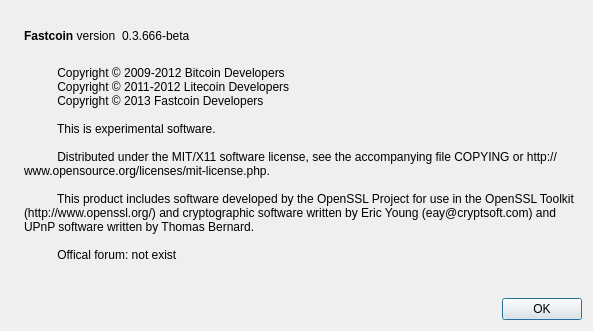
First picture: the form in src/qt/forms/aboutdialog.ui, repository richcoin/richcoin, before the edit.
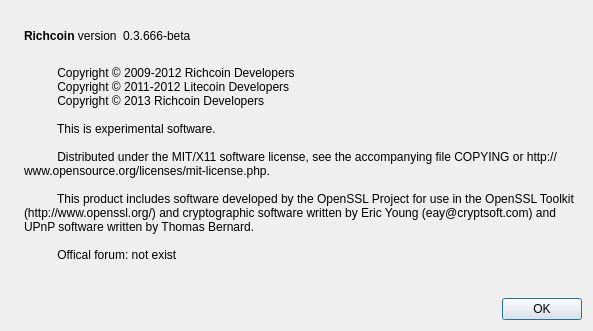
Second picture: the form after the edit. Icons and pictures are not drawn.

Commit message: richcoin create

What changed in the file:
```diff
--- a/src/qt/forms/aboutdialog.ui
+++ b/src/qt/forms/aboutdialog.ui
@@ -50,7 +50,7 @@
           <cursorShape>IBeamCursor</cursorShape>
          </property>
          <property name="text">
-          <string>&lt;b&gt;Fastcoin&lt;/b&gt; version</string>
+          <string>&lt;b&gt;Richcoin&lt;/b&gt; version</string>
          </property>
          <property name="textInteractionFlags">
           <set>Qt::LinksAccessibleByMouse|Qt::TextSelectableByKeyboard|Qt::TextSelectableByMouse</set>
@@ -95,9 +95,9 @@
        </property>
        <property name="text">
         <string>
-          Copyright © 2009-2012 Bitcoin Developers
+          Copyright © 2009-2012 Richcoin Developers
           Copyright © 2011-2012 Litecoin Developers
-          Copyright © 2013 Fastcoin Developers
+          Copyright © 2013 Richcoin Developers
 
           This is experimental software.
 
```
Left out of the diff: 6 changed lines with no effect on the pictures. The commit also changes 210 other files.
